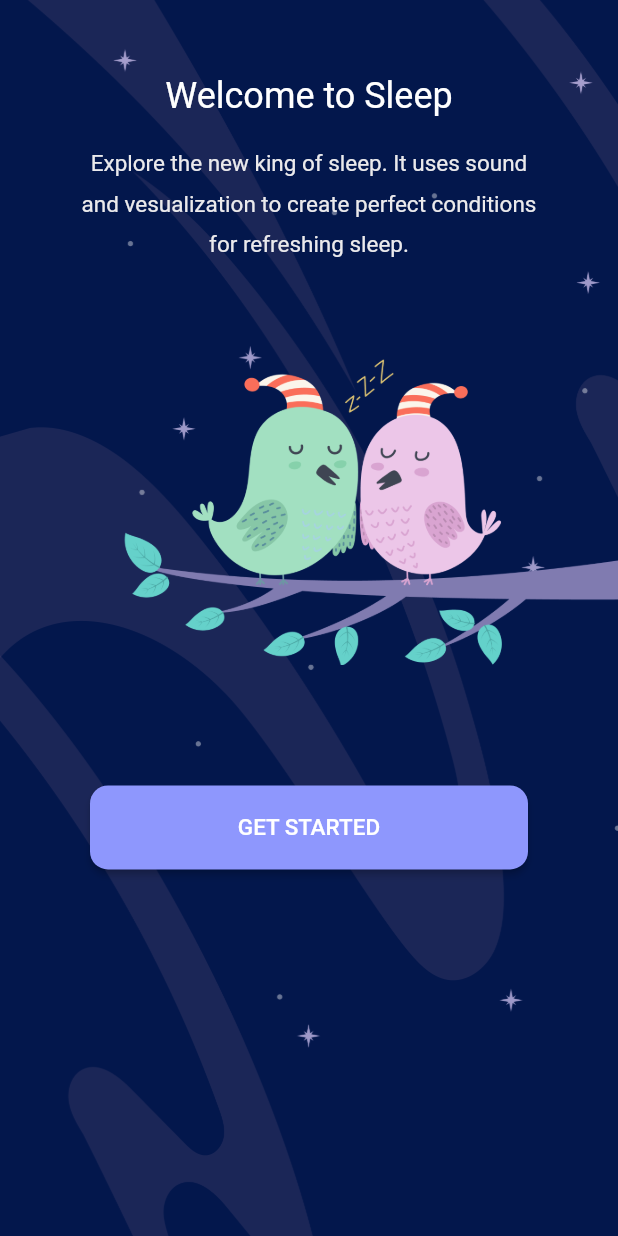
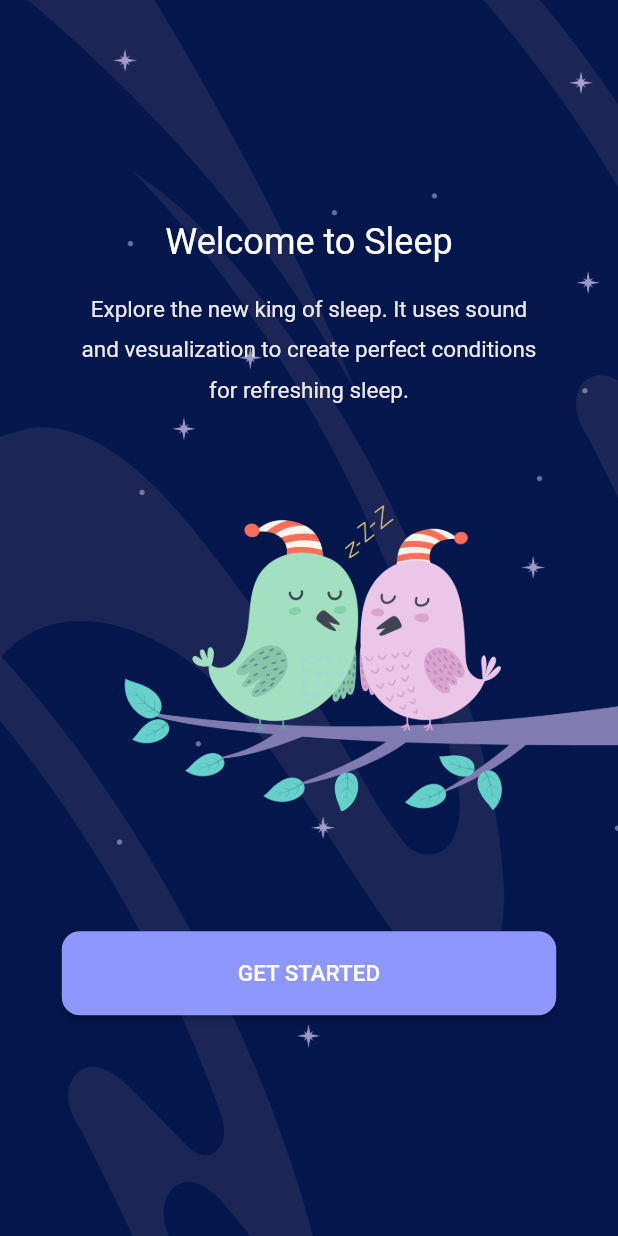
Before and after one commit to utrodus/flutter-sleep-app, a Flutter app: the screen it shows after launch, on a phone screen of 412 x 824 dp. Run offline on Flutter 3.47's test engine with Material 2 defaults, Android fonts, the light colour scheme and no system bars; our stand-ins replace flutter_iconly.

Commit message:
fix: respoinsive welcome screen

```diff
--- a/lib/src/view/welcome/welcome_desktop.dart
+++ b/lib/src/view/welcome/welcome_desktop.dart
@@ -56,7 +56,11 @@ Scaffold welcomeDesktop(BuildContext context, double screenWidth) {
                     const SizedBox(
                       height: 30,
                     ),
-                    PrimaryBtn(
+                    Padding(
+                      padding: const EdgeInsets.symmetric(
+                        horizontal: 50,
+                      ),
+                      child: PrimaryBtn(
                         label: "GET STARTED",
                         onPressed: () {
                           Navigator.pushAndRemoveUntil(context,
@@ -64,6 +68,7 @@ Scaffold welcomeDesktop(BuildContext context, double screenWidth) {
                             return const HomeScreen();
                           }), (route) => false);
                         },
+                      ),
                     )
                   ],
                 ),
--- a/lib/src/view/welcome/welcome_large_desktop.dart
+++ b/lib/src/view/welcome/welcome_large_desktop.dart
@@ -59,7 +59,11 @@ Scaffold welcomeLargeDesktop(BuildContext context, double screenWidth) {
                     const SizedBox(
                       height: 30,
                     ),
-                    PrimaryBtn(
+                    Padding(
+                      padding: const EdgeInsets.symmetric(
+                        horizontal: 50,
+                      ),
+                      child: PrimaryBtn(
                         label: "GET STARTED",
                         onPressed: () {
                           Navigator.pushAndRemoveUntil(context,
@@ -67,6 +71,7 @@ Scaffold welcomeLargeDesktop(BuildContext context, double screenWidth) {
                             return const HomeScreen();
                           }), (route) => false);
                         },
+                      ),
                     )
                   ],
                 ),
--- a/lib/src/view/welcome/welcome_mobile.dart
+++ b/lib/src/view/welcome/welcome_mobile.dart
@@ -8,6 +8,7 @@ Scaffold welcomeMobile(BuildContext context, double screenWidth) {
   return Scaffold(
       backgroundColor: kPrimaryColor,
       body: Container(
+        alignment: Alignment.center,
         height: double.infinity,
         decoration: const BoxDecoration(
             image: DecorationImage(
@@ -18,6 +19,8 @@ Scaffold welcomeMobile(BuildContext context, double screenWidth) {
         child: SingleChildScrollView(
           padding: const EdgeInsets.symmetric(vertical: 50),
           child: Column(
+            crossAxisAlignment: CrossAxisAlignment.center,
+            mainAxisAlignment: MainAxisAlignment.center,
             children: [
               Center(
                 child: Text(
@@ -51,7 +54,9 @@ Scaffold welcomeMobile(BuildContext context, double screenWidth) {
               const SizedBox(
                 height: 80,
               ),
-              PrimaryBtn(
+              Padding(
+                padding: const EdgeInsets.symmetric(horizontal: 30),
+                child: PrimaryBtn(
                   label: "GET STARTED",
                   onPressed: () {
                     Navigator.pushAndRemoveUntil(context,
@@ -59,6 +64,7 @@ Scaffold welcomeMobile(BuildContext context, double screenWidth) {
                       return const HomeScreen();
                     }), (route) => false);
                   },
+                ),
               )
             ],
           ),
--- a/lib/src/view/welcome/welcome_tablet.dart
+++ b/lib/src/view/welcome/welcome_tablet.dart
@@ -28,7 +28,7 @@ Scaffold welcomeTablet(BuildContext context, double screenWidth) {
                   "Welcome to Sleep",
                   style: Theme.of(context).textTheme.headline2!.copyWith(
                       fontSize:
-                          Responsive.isTabletLandscape(context) ? 30 : 28),
+                          Responsive.isTabletLandscape(context) ? 26 : 24),
                 ),
               ),
               Padding(
@@ -41,7 +41,7 @@ Scaffold welcomeTablet(BuildContext context, double screenWidth) {
                     style: Theme.of(context).textTheme.bodyText1!.copyWith(
                           height: 1.8,
                           fontSize:
-                              Responsive.isTabletLandscape(context) ? 24 : 18,
+                              Responsive.isTabletLandscape(context) ? 22 : 18,
                         ),
                     textAlign: TextAlign.center,
                   ),
--- a/lib/src/view/widgets/primary_btn.dart
+++ b/lib/src/view/widgets/primary_btn.dart
@@ -14,13 +14,8 @@ class PrimaryBtn extends StatelessWidget {
   Widget build(BuildContext context) {
     final screenWidth = MediaQuery.of(context).size.height;
     return Container(
-      margin: EdgeInsets.symmetric(
-          horizontal: Responsive.isDesktop(context) ||
-                  Responsive.isLargeDesktop(context)
-              ? 45
-              : 60),
       color: Colors.transparent,
-      width: screenWidth * 0.7,
+      width: screenWidth * 0.4,
       child: ElevatedButton(
         style: ButtonStyle(
           padding: MaterialStateProperty.all(EdgeInsets.symmetric(
```
Lines whose indentation alone changed are shown as unchanged.
